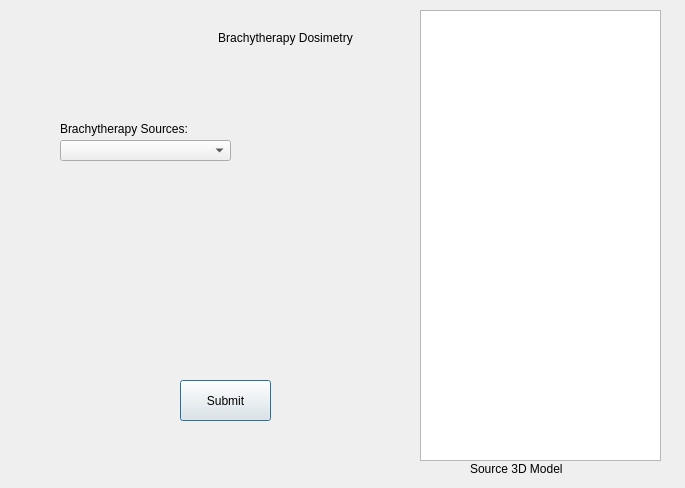
Above: forms/Brachytherapy.ui from Afrodith/Error-Dosi before the change. Below: the same form after it.
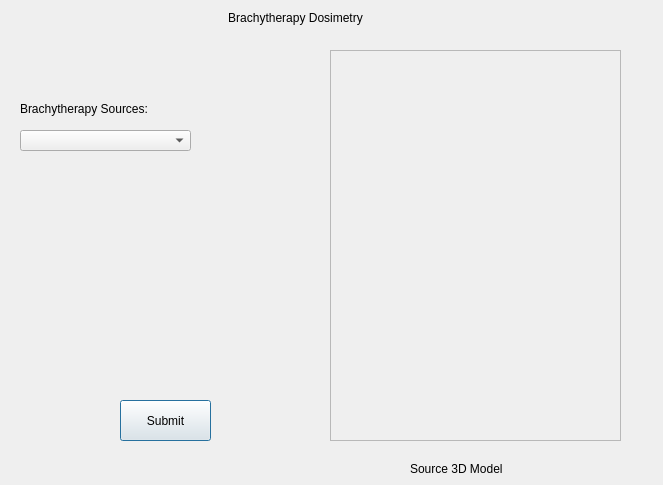
That is the form after the change. Custom widgets are drawn as their Qt base class.

Diff of the .ui file:
```diff
--- a/forms/Brachytherapy.ui
+++ b/forms/Brachytherapy.ui
@@ -6,8 +6,8 @@
    <rect>
     <x>0</x>
     <y>0</y>
-    <width>685</width>
-    <height>488</height>
+    <width>663</width>
+    <height>485</height>
    </rect>
   </property>
   <property name="sizePolicy">
@@ -22,8 +22,8 @@
   <widget class="QPushButton" name="pushButton">
    <property name="geometry">
     <rect>
-     <x>180</x>
-     <y>380</y>
+     <x>120</x>
+     <y>400</y>
      <width>91</width>
      <height>41</height>
     </rect>
@@ -32,21 +32,11 @@
     <string>Submit</string>
    </property>
   </widget>
-  <widget class="QGraphicsView" name="graphicsView">
-   <property name="geometry">
-    <rect>
-     <x>420</x>
-     <y>10</y>
-     <width>241</width>
-     <height>451</height>
-    </rect>
-   </property>
-  </widget>
   <widget class="QComboBox" name="comboBox">
    <property name="geometry">
     <rect>
-     <x>60</x>
-     <y>140</y>
+     <x>20</x>
+     <y>130</y>
      <width>171</width>
      <height>21</height>
     </rect>
@@ -55,8 +45,8 @@
   <widget class="QLabel" name="label">
    <property name="geometry">
     <rect>
-     <x>180</x>
-     <y>30</y>
+     <x>190</x>
+     <y>10</y>
      <width>211</width>
      <height>17</height>
     </rect>
@@ -68,8 +58,8 @@
   <widget class="QLabel" name="label_2">
    <property name="geometry">
     <rect>
-     <x>60</x>
-     <y>120</y>
+     <x>20</x>
+     <y>100</y>
      <width>171</width>
      <height>17</height>
     </rect>
@@ -81,7 +71,7 @@
   <widget class="QLabel" name="label_3">
    <property name="geometry">
     <rect>
-     <x>470</x>
+     <x>410</x>
      <y>460</y>
      <width>131</width>
      <height>17</height>
@@ -91,7 +81,35 @@
     <string>Source 3D Model</string>
    </property>
   </widget>
+  <widget class="QFrame" name="frame">
+   <property name="geometry">
+    <rect>
+     <x>330</x>
+     <y>50</y>
+     <width>291</width>
+     <height>391</height>
+    </rect>
+   </property>
+   <property name="frameShape">
+    <enum>QFrame::StyledPanel</enum>
+   </property>
+   <property name="frameShadow">
+    <enum>QFrame::Raised</enum>
+   </property>
+   <layout class="QGridLayout" name="gridLayout">
+    <item row="0" column="0">
+     <widget class="QVTKWidget" name="qvtkWidget"/>
+    </item>
+   </layout>
+  </widget>
  </widget>
+ <customwidgets>
+  <customwidget>
+   <class>QVTKWidget</class>
+   <extends>QWidget</extends>
+   <header>QVTKWidget.h</header>
+  </customwidget>
+ </customwidgets>
  <resources/>
  <connections/>
 </ui>
```
